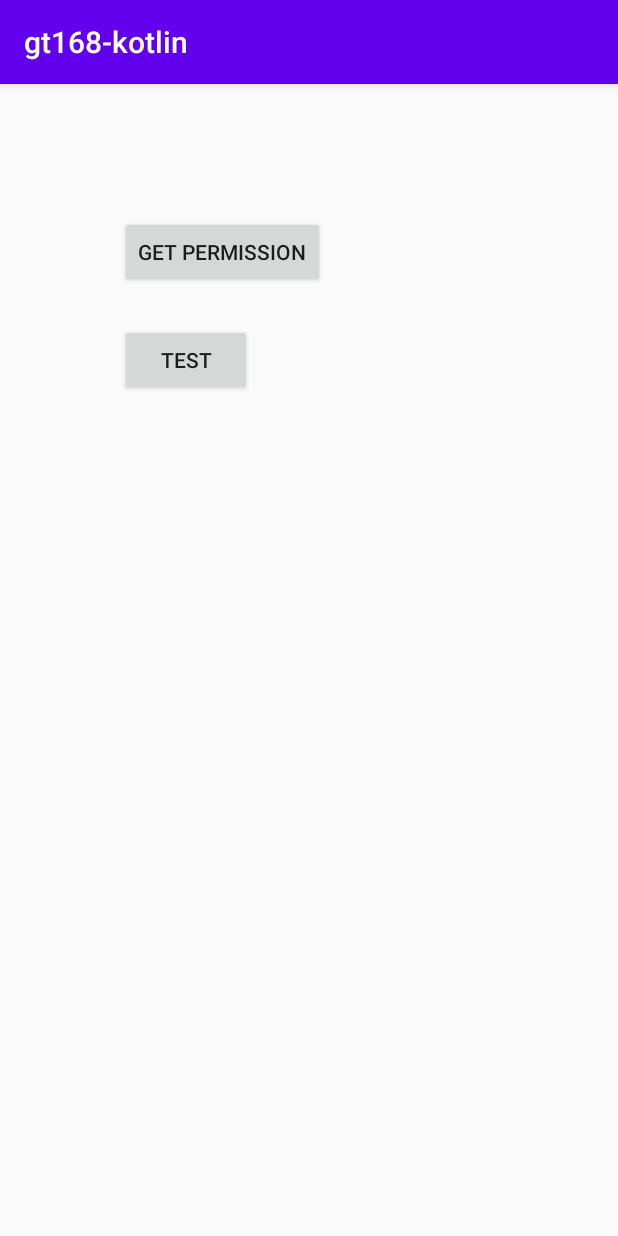
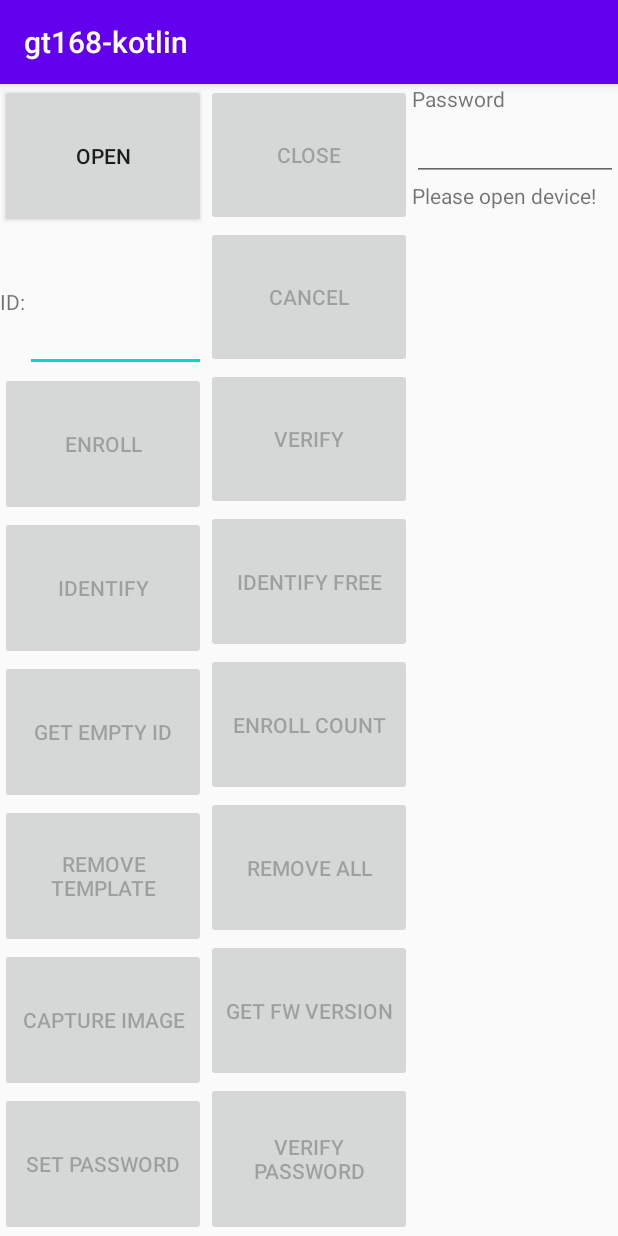
Before and after one commit to majudhu/gt168-kotlin, an Android app: the screen it shows after launch (MainActivity), on a phone screen of 412 x 824 dp. Run offline under Robolectric (Android 15) with nearby library versions, the phone set to English and light mode, and no system bars; 1 statement that could not run was skipped.

Commit message:
complete simple ui

```diff
--- a/app/src/main/res/layout/activity_main.xml
+++ b/app/src/main/res/layout/activity_main.xml
@@ -1,31 +1,191 @@
 <?xml version="1.0" encoding="utf-8"?>
-<androidx.constraintlayout.widget.ConstraintLayout xmlns:android="http://schemas.android.com/apk/res/android"
+<LinearLayout xmlns:android="http://schemas.android.com/apk/res/android"
     xmlns:app="http://schemas.android.com/apk/res-auto"
     xmlns:tools="http://schemas.android.com/tools"
     android:layout_width="match_parent"
     android:layout_height="match_parent"
-    tools:context=".MainActivity">
+    tools:context=".MainActivity"
+    android:orientation="horizontal">
 
-    <Button
-        android:id="@+id/button"
-        android:layout_width="wrap_content"
-        android:layout_height="wrap_content"
-        android:layout_marginStart="80dp"
-        android:layout_marginTop="88dp"
-        android:onClick="onGetPermission"
-        android:text="Get Permission"
-        app:layout_constraintStart_toStartOf="parent"
-        app:layout_constraintTop_toTopOf="parent" />
+    <LinearLayout
+        android:layout_width="match_parent"
+        android:layout_height="match_parent"
+        android:layout_weight="1"
+        android:orientation="vertical">
 
-    <Button
-        android:id="@+id/button2"
-        android:layout_width="wrap_content"
-        android:layout_height="wrap_content"
-        android:layout_marginStart="80dp"
-        android:layout_marginTop="160dp"
-        android:onClick="onTest"
-        android:text="Test"
-        app:layout_constraintStart_toStartOf="parent"
-        app:layout_constraintTop_toTopOf="parent" />
+        <Button
+            android:id="@+id/btnOpen"
+            android:layout_width="match_parent"
+            android:layout_height="match_parent"
+            android:layout_weight="1"
+            android:onClick="openDevice"
+            android:text="Open" />
 
-</androidx.constraintlayout.widget.ConstraintLayout>
+        <LinearLayout
+            android:layout_width="match_parent"
+            android:layout_height="match_parent"
+            android:layout_weight="1"
+            android:orientation="horizontal">
+
+            <TextView
+                android:id="@+id/textView"
+                android:layout_width="wrap_content"
+                android:layout_height="wrap_content"
+                android:text="ID:" />
+
+            <EditText
+                android:id="@+id/txtId"
+                android:layout_width="match_parent"
+                android:layout_height="match_parent"
+                android:layout_weight="1"
+                android:ems="10"
+                android:inputType="number" />
+        </LinearLayout>
+
+        <Button
+            android:id="@+id/btnEnroll"
+            android:layout_width="match_parent"
+            android:layout_height="match_parent"
+            android:layout_weight="1"
+            android:enabled="false"
+            android:text="Enroll" />
+
+        <Button
+            android:id="@+id/btnIdentify"
+            android:layout_width="match_parent"
+            android:layout_height="match_parent"
+            android:layout_weight="1"
+            android:enabled="false"
+            android:text="Identify" />
+
+        <Button
+            android:id="@+id/btnEmptyId"
+            android:layout_width="match_parent"
+            android:layout_height="match_parent"
+            android:layout_weight="1"
+            android:enabled="false"
+            android:text="Get Empty ID" />
+
+        <Button
+            android:id="@+id/btnRemoveTemplate"
+            android:layout_width="match_parent"
+            android:layout_height="match_parent"
+            android:layout_weight="1"
+            android:enabled="false"
+            android:text="Remove Template" />
+
+        <Button
+            android:id="@+id/btnCaptureImage"
+            android:layout_width="match_parent"
+            android:layout_height="match_parent"
+            android:layout_weight="1"
+            android:enabled="false"
+            android:text="Capture Image" />
+
+        <Button
+            android:id="@+id/btnSetPassword"
+            android:layout_width="match_parent"
+            android:layout_height="match_parent"
+            android:layout_weight="1"
+            android:enabled="false"
+            android:text="Set Password" />
+
+    </LinearLayout>
+
+    <LinearLayout
+        android:layout_width="match_parent"
+        android:layout_height="match_parent"
+        android:layout_weight="1"
+        android:orientation="vertical">
+
+        <Button
+            android:id="@+id/btnClose"
+            android:layout_width="match_parent"
+            android:layout_height="wrap_content"
+            android:layout_weight="1"
+            android:enabled="false"
+            android:text="Close" />
+
+        <Button
+            android:id="@+id/btnCancel"
+            android:layout_width="match_parent"
+            android:layout_height="wrap_content"
+            android:layout_weight="1"
+            android:enabled="false"
+            android:text="@android:string/cancel" />
+
+        <Button
+            android:id="@+id/btnVerify"
+            android:layout_width="match_parent"
+            android:layout_height="wrap_content"
+            android:layout_weight="1"
+            android:enabled="false"
+            android:text="Verify" />
+
+        <Button
+            android:id="@+id/btnIdentifyFree"
+            android:layout_width="match_parent"
+            android:layout_height="wrap_content"
+            android:layout_weight="1"
+            android:enabled="false"
+            android:text="Identify Free" />
+
+        <Button
+            android:id="@+id/btnEnrollCount"
+            android:layout_width="match_parent"
+            android:layout_height="wrap_content"
+            android:layout_weight="1"
+            android:enabled="false"
+            android:text="Enroll Count" />
+
+        <Button
+            android:id="@+id/btnRemoveAll"
+            android:layout_width="match_parent"
+            android:layout_height="wrap_content"
+            android:layout_weight="1"
+            android:enabled="false"
+            android:text="Remove All" />
+
+        <Button
+            android:id="@+id/btnGetFwVersion"
+            android:layout_width="match_parent"
+            android:layout_height="wrap_content"
+            android:layout_weight="1"
+            android:enabled="false"
+            android:text="Get FW Version" />
+
+        <Button
+            android:id="@+id/btnVerifyPassword"
+            android:layout_width="match_parent"
+            android:layout_height="wrap_content"
+            android:layout_weight="1"
+            android:enabled="false"
+            android:text="Verify Password" />
+    </LinearLayout>
+
+    <LinearLayout
+        android:layout_width="match_parent"
+        android:layout_height="match_parent"
+        android:layout_weight="1"
+        android:orientation="vertical">
+
+        <TextView
+            android:id="@+id/textView2"
+            android:layout_width="match_parent"
+            android:layout_height="wrap_content"
+            android:text="Password" />
+
+        <EditText
+            android:id="@+id/editText"
+            android:layout_width="match_parent"
+            android:layout_height="wrap_content"
+            android:ems="10"
+            android:inputType="textPersonName" />
+
+        <TextView
+            android:id="@+id/txtStatus"
+            android:layout_width="match_parent"
+            android:layout_height="wrap_content"
+            android:text="Please open device!" />
+    </LinearLayout>
+</LinearLayout>
```
Also changed, not shown: app/src/main/java/com/example/gt168_kotlin/GT168Controller.kt (added, +78 -0 lines), app/src/main/java/com/example/gt168_kotlin/MainActivity.kt (+78 -35 lines), app/src/main/java/com/example/gt168_kotlin/gt168Controller.kt (deleted, +0 -118 lines).
